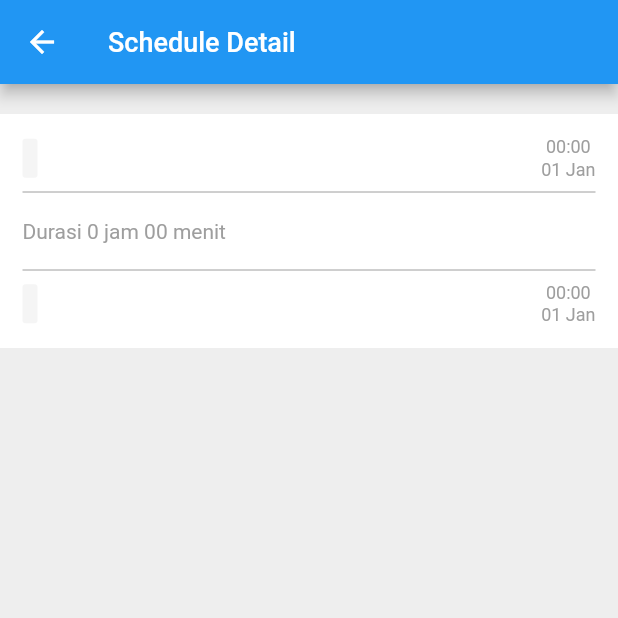
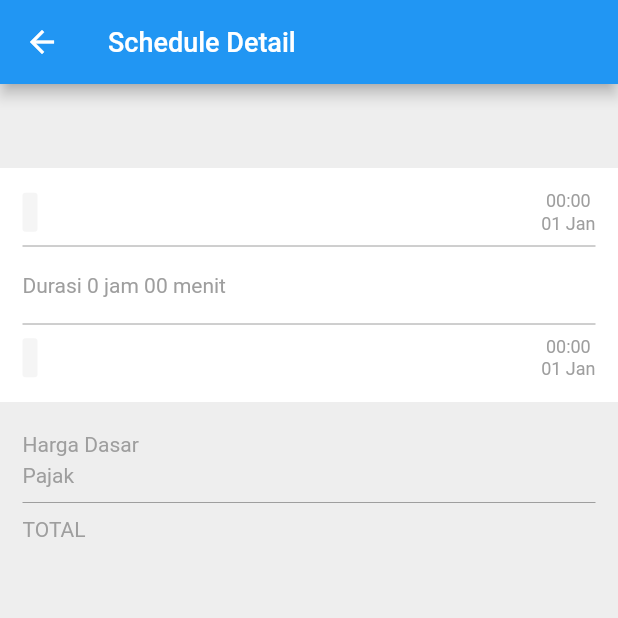
Before and after one commit to maulana20/flutter-train, a Flutter app: the TrainScheduleDetailPage screen opened directly with empty values, on a phone screen of 412 x 824 dp, the top half of it. Run offline on Flutter 3.47's test engine with Material 2 defaults, Android fonts, the phone set to English and light mode, and no system bars; our stand-ins replace flutter_money_formatter, rxdart; accounts and stored records are empty.

Commit message:
update detail fare schedule
Signed-off-by: maulana <maulana20@versatech.co.id>

```diff
--- a/lib/model/itinerary.dart
+++ b/lib/model/itinerary.dart
@@ -27,7 +27,7 @@ class Fare extends Object {
 	final String info;
 
 	Fare({ this.publish, this.tax, this.total, this.total_curr, this.info });
-	Fare fromJson(Map<String, dynamic> json) {
+	factory Fare.fromJson(Map<String, dynamic> json) {
 		return Fare(
 			publish: json['publish'],
 			tax: json['tax'],
--- a/lib/screen/train/train_schedule_detail_page.dart
+++ b/lib/screen/train/train_schedule_detail_page.dart
@@ -28,7 +28,16 @@ class TrainScheduleDetailPage extends StatelessWidget {
 				child: ListView(
 					padding: EdgeInsets.zero,
 					children: [
-						SizedBox(height: 20.0),
+						Container(
+							padding: EdgeInsets.only(left: 15.0, right: 15.0, top: 20.0, bottom: 20.0),
+							child: Row(
+								mainAxisAlignment: MainAxisAlignment.spaceBetween,
+								children: [
+									Row(children: [Text(itinerary.schedule.ka_name, style: TextStyle(fontSize: 14.0, fontWeight: FontWeight.bold)), SizedBox(width: 5.0), Text(itinerary.schedule.journey, style: TextStyle(fontSize: 14.0, fontWeight: FontWeight.bold))]),
+									Text(itinerary.detail.train_class, style: TextStyle(fontSize: 14.0, fontWeight: FontWeight.bold))
+								]
+							),
+						),
 						Container(
 							color: Colors.white,
 							padding: EdgeInsets.all(15.0),
@@ -45,9 +54,34 @@ class TrainScheduleDetailPage extends StatelessWidget {
 								],
 							),
 						),
+						Container(
+							padding: EdgeInsets.only(left: 15.0, right: 15.0, top: 20.0, bottom: 20.0),
+							child: Column(
+								mainAxisAlignment: MainAxisAlignment.start,
+								children: [
+									Price('Harga Dasar', itinerary.fare.publish),
+									SizedBox(height: 5.0),
+									Price('Pajak', itinerary.fare.tax),
+									SizedBox(height: 2.0),
+									Divider(color: Colors.grey),
+									SizedBox(height: 2.0),
+									Price('TOTAL', itinerary.fare.total),
+								],
+							),
+						),
 					],
 				),
 			),
+		);
+	}
+
+	Row Price(String name, String price) {
+		return Row(
+			mainAxisAlignment: MainAxisAlignment.spaceBetween,
+			children: [
+				Text(name, style: TextStyle(fontSize: 14.0, color: Colors.grey)),
+				Text(price, style: TextStyle(fontSize: 14.0, color: Colors.grey))
+			]
 		);
 	}
 
@@ -73,6 +107,7 @@ class TrainScheduleDetailPage extends StatelessWidget {
 					],
 				),
 				Column(
+					mainAxisAlignment: MainAxisAlignment.start,
 					children: [
 						Text(hour, style: TextStyle(fontSize: 12.0, color: Colors.grey)),
 						SizedBox(height: 1.0),
```
Also changed, not shown: lib/screen/train/train_schedule_page.dart (+10 -3 lines).
